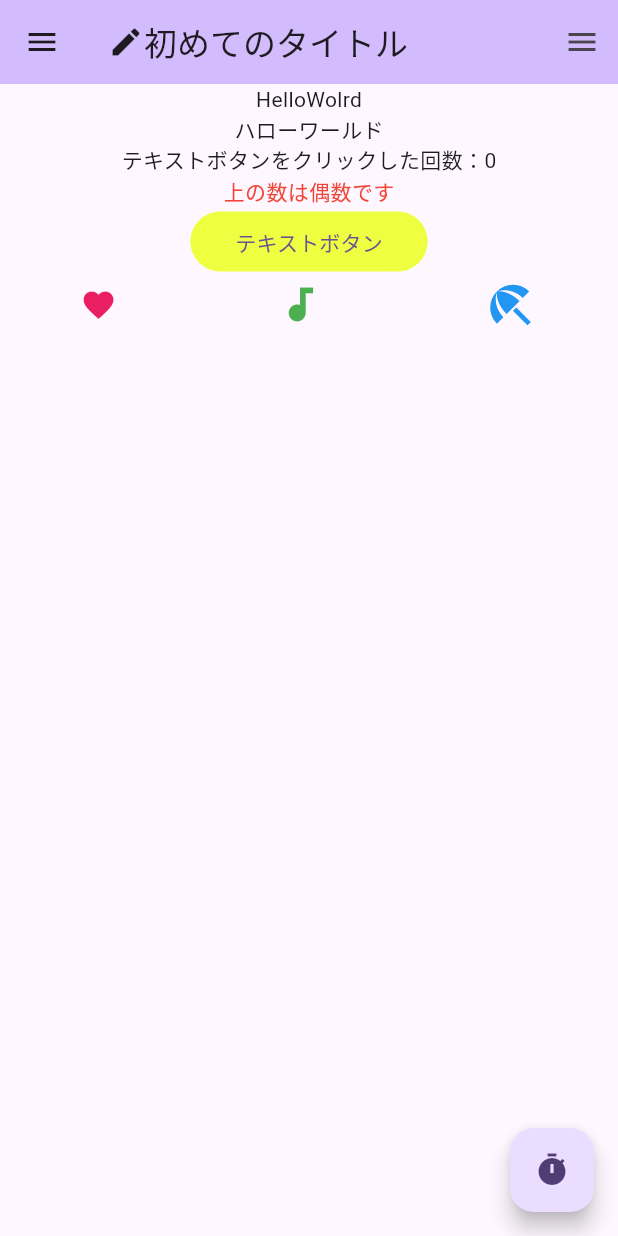
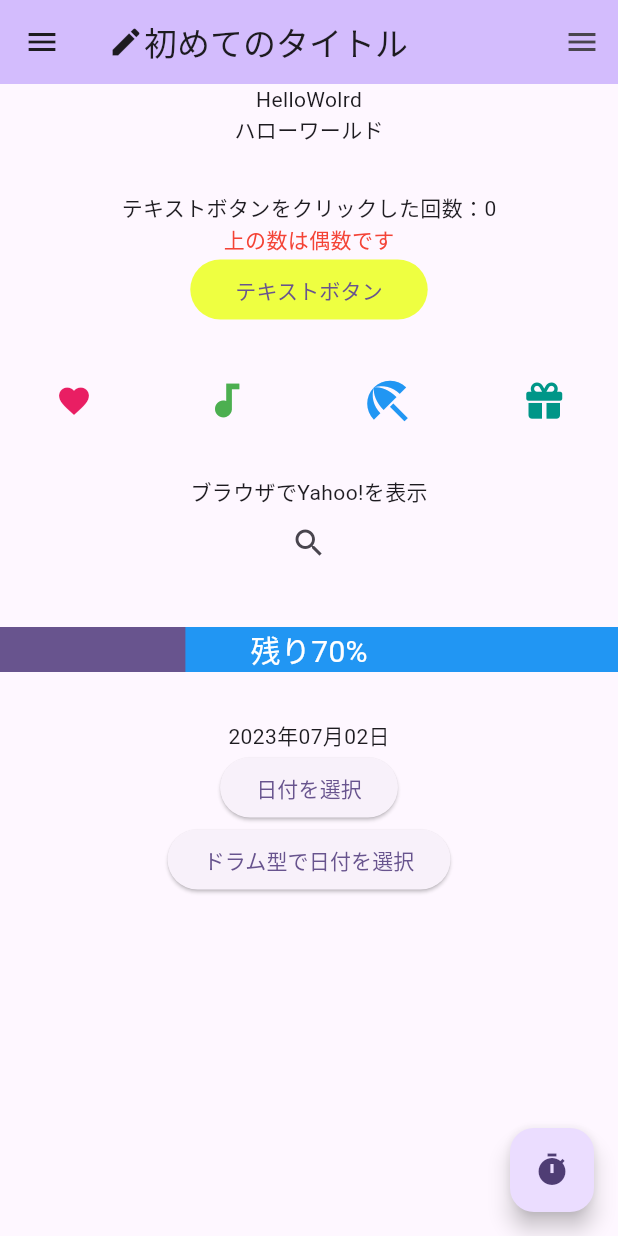
Before and after one commit to a-sasaoka/flutter_step3, a Flutter app: the screen it shows after launch, on a phone screen of 412 x 824 dp. Run offline on Flutter 3.47's test engine with Material 2 defaults, Android fonts, the phone set to English and light mode, and no system bars; our stand-ins replace flutter_datetime_picker_plus, font_awesome_flutter.

Commit message:
ブラウザ起動、日付選択などを追加

```diff
--- a/lib/main.dart
+++ b/lib/main.dart
@@ -1,4 +1,9 @@
 import 'package:flutter/material.dart';
+import 'package:flutter_datetime_picker_plus/flutter_datetime_picker_plus.dart';
+import 'package:font_awesome_flutter/font_awesome_flutter.dart';
+import 'package:url_launcher/url_launcher.dart';
+import 'package:flutter_localizations/flutter_localizations.dart';
+import 'package:intl/intl.dart';
 
 void main() {
   runApp(const MyApp());
@@ -20,6 +25,10 @@ class MyApp extends StatelessWidget {
       home: const MyHomePage(
         title: 'Flutter Demo Home Page',
       ),
+      localizationsDelegates: const [
+        GlobalMaterialLocalizations.delegate,
+        GlobalWidgetsLocalizations.delegate,
+      ],
     );
   }
 }
@@ -35,6 +44,18 @@ class MyHomePage extends StatefulWidget {
 
 class _MyHomePageState extends State<MyHomePage> {
   int _counter = 0;
+  bool _flg = true;
+  dynamic dateTime;
+  dynamic dateFormat;
+
+  @override
+  void initState() {
+    super.initState();
+    _counter = 0;
+    _flg = true;
+    dateTime = DateTime.now();
+    dateFormat = DateFormat('yyyy年MM月dd日').format(dateTime);
+  }
 
   void _incrementCounter() {
     setState(() {
@@ -58,6 +79,22 @@ class _MyHomePageState extends State<MyHomePage> {
           color: Colors.blue,
         ),
       );
+    }
+  }
+
+  // Flutter標準の日付選択
+  _datePicker(BuildContext context) async {
+    final DateTime? datePicked = await showDatePicker(
+      locale: const Locale('ja'),
+      context: context,
+      initialDate: dateTime,
+      firstDate: DateTime(1900, 1, 1),
+      lastDate: DateTime(2100, 12, 31),
+    );
+    if (datePicked != null && datePicked != dateTime) {
+      setState(() {
+        dateFormat = DateFormat('yyyy年MM月dd日').format(datePicked);
+      });
     }
   }
 
@@ -85,6 +122,9 @@ class _MyHomePageState extends State<MyHomePage> {
           const Text(
             'ハローワールド',
           ),
+          const SizedBox(
+            height: 32,
+          ),
           Text(
             'テキストボタンをクリックした回数：$_counter',
           ),
@@ -107,6 +147,9 @@ class _MyHomePageState extends State<MyHomePage> {
               'テキストボタン',
             ),
           ),
+          const SizedBox(
+            height: 32,
+          ),
           const Row(
             mainAxisAlignment: MainAxisAlignment.spaceAround,
             children: [
@@ -124,8 +167,89 @@ class _MyHomePageState extends State<MyHomePage> {
                 Icons.beach_access,
                 color: Colors.blue,
                 size: 36.0,
+              ),
+              Icon(
+                FontAwesomeIcons.gift,
+                color: Colors.teal,
               )
             ],
+          ),
+          const SizedBox(
+            height: 32,
+          ),
+          const Text(
+            'ブラウザでYahoo!を表示',
+          ),
+          IconButton(
+            icon: const Icon(
+              Icons.search,
+            ),
+            onPressed: () async {
+              Uri uri = Uri.https('www.yahoo.co.jp');
+
+              await launchUrl(
+                uri,
+                mode: LaunchMode.externalApplication,
+              );
+            },
+          ),
+          const SizedBox(
+            height: 32,
+          ),
+          // Widgetを重ねて表示
+          const Stack(
+            children: [
+              SizedBox(
+                child: LinearProgressIndicator(
+                  minHeight: 30,
+                  backgroundColor: Colors.blue,
+                  value: 0.3,
+                ),
+              ),
+              Align(
+                child: Text(
+                  '残り70%',
+                  style: TextStyle(
+                    fontSize: 20,
+                    color: Colors.white,
+                  ),
+                ),
+              )
+            ],
+          ),
+          const SizedBox(
+            height: 32,
+          ),
+          Text(
+            '$dateFormat',
+          ),
+          ElevatedButton(
+            onPressed: () {
+              _datePicker(context);
+            },
+            child: const Text(
+              '日付を選択',
+            ),
+          ),
+          ElevatedButton(
+            onPressed: () {
+              DatePicker.showDatePicker(
+                context,
+                showTitleActions: true,
+                minTime: DateTime(1900, 1, 1),
+                maxTime: DateTime(2049, 12, 31),
+                onConfirm: (date) {
+                  setState(() {
+                    dateFormat = DateFormat('yyyy年MM月dd日').format(date);
+                  });
+                },
+                currentTime: dateTime,
+                locale: LocaleType.jp,
+              );
+            },
+            child: const Text(
+              'ドラム型で日付を選択',
+            ),
           ),
         ],
       ),
@@ -142,13 +266,39 @@ class _MyHomePageState extends State<MyHomePage> {
           ),
         ),
       ),
-      endDrawer: const Drawer(
-        child: Center(
-          child: Text(
-            'EndDrawer',
+      endDrawer: Drawer(
+          child: ListView(
+        children: [
+          Container(
+            height: 64,
+            color: Colors.blue,
+            child: const Center(
+              child: Text(
+                'タイトル',
+                style: TextStyle(
+                  color: Colors.white,
+                  fontWeight: FontWeight.bold,
+                ),
+              ),
+            ),
           ),
-        ),
-      ),
+          SwitchListTile(
+            title: const Text(
+              '項目名',
+            ),
+            secondary: const Icon(
+              FontAwesomeIcons.gift,
+              color: Colors.teal,
+            ),
+            value: _flg,
+            onChanged: (bool value) => {
+              setState(() {
+                _flg = value;
+              })
+            },
+          ),
+        ],
+      )),
     );
   }
 }
--- a/pubspec.yaml
+++ b/pubspec.yaml
@@ -30,6 +30,12 @@ environment:
 dependencies:
   flutter:
     sdk: flutter
+  flutter_localizations:
+    sdk: flutter
+  font_awesome_flutter: ^10.5.0
+  url_launcher: ^6.1.11
+  flutter_datetime_picker_plus: ^2.0.1
+  intl: ^0.18.0
 
 
   # The following adds the Cupertino Icons font to your application.
```
Also changed, not shown: pubspec.lock, 14 other files.
